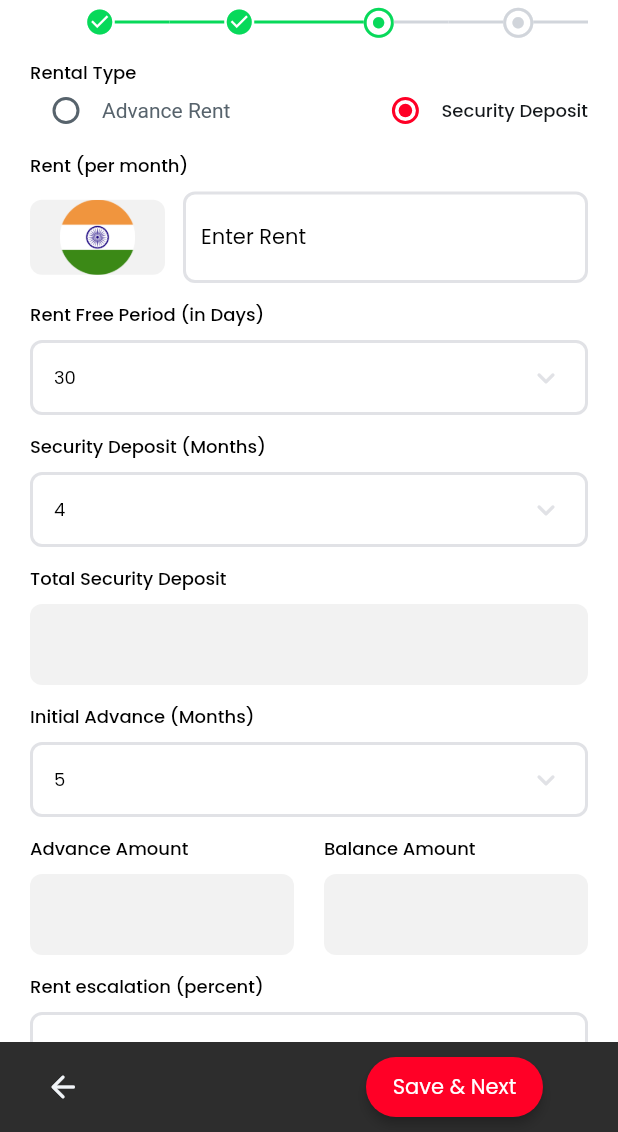
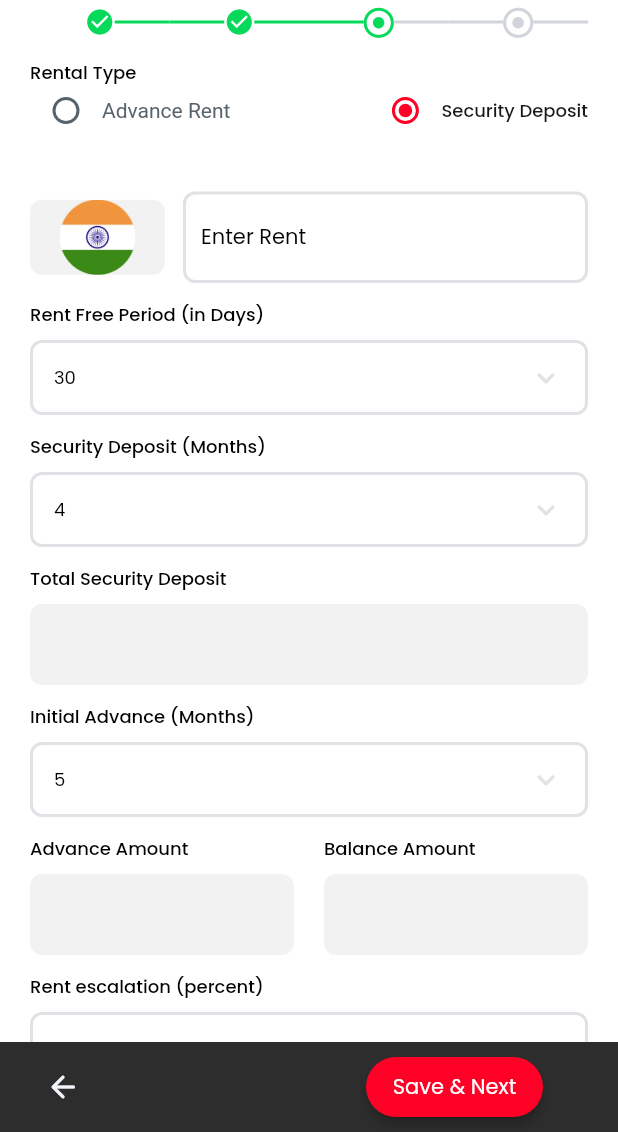
Before and after one commit to lovleshbuildint/site_quest, a Flutter app: the OpenSiteCommercialWidget screen opened by its route, after a tap on "Security Deposit", on a phone screen of 412 x 824 dp, the part 104-1236 px from its top. Run offline on Flutter 3.47's test engine with Material 3 defaults, Android fonts, the phone set to English and light mode, and no system bars; drawn by our look-alikes of auto_size_text, dropdown_button2; our stand-ins replace cached_network_image, csv, easy_debounce, equatable, file_picker, fl_chart and 14 more; missing offline and left inert: json_path, mime_type, pointer_interceptor; accounts and stored records are empty; network calls fail; Roboto replaces fonts that are missing (Readex Pro).

Commit message:
Updating to latest FlutterFlow output.

```diff
--- a/lib/indent/commercial_advance/commercial_advance_widget.dart
+++ b/lib/indent/commercial_advance/commercial_advance_widget.dart
@@ -117,7 +117,7 @@ class _CommercialAdvanceWidgetState extends State<CommercialAdvanceWidget> {
                 crossAxisAlignment: CrossAxisAlignment.start,
                 children: [
                   Text(
-                    'Rent (per month)',
+                    _model.advanceRentAmountRENTTextController.text,
                     style: FlutterFlowTheme.of(context).bodyMedium.override(
                           fontFamily: 'Poppins',
                           color: Colors.black,
@@ -987,7 +987,7 @@ class _CommercialAdvanceWidgetState extends State<CommercialAdvanceWidget> {
                 crossAxisAlignment: CrossAxisAlignment.start,
                 children: [
                   Text(
-                    'Rent (per month)',
+                    _model.securityRentRentPerMonthTextController.text,
                     style: FlutterFlowTheme.of(context).bodyMedium.override(
                           fontFamily: 'Poppins',
                           color: Colors.black,
```
